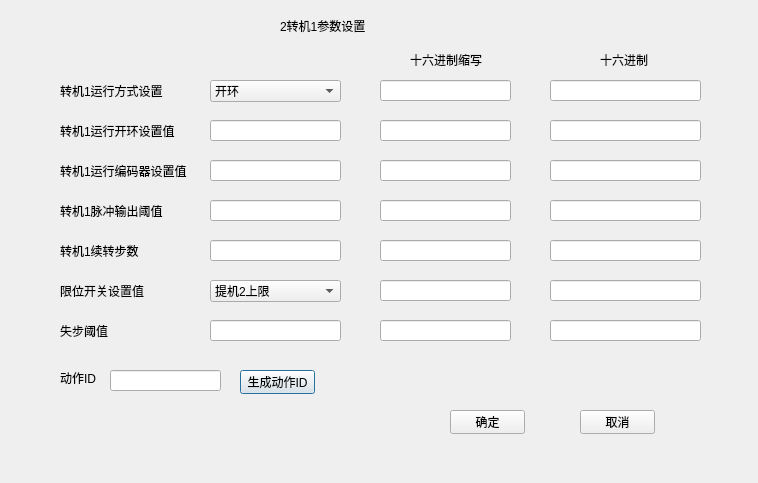
JcypVacant/-experiment-process-config, file ui/transfer1.ui: the form before one commit.
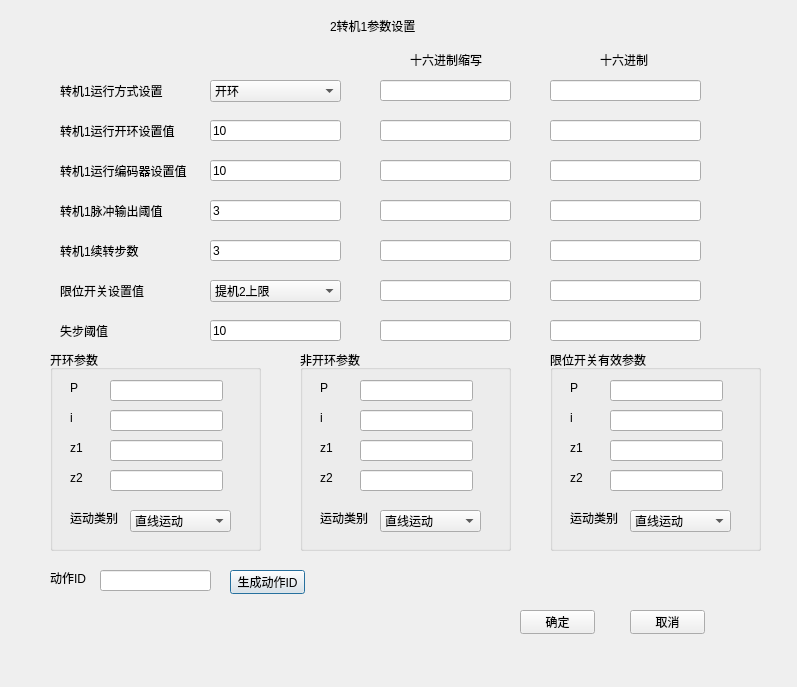
The form after the commit.

Commit message: 完成转机1、样提机2、炉上机3、炉中机4、炉下机5的动作参数配置功能

What changed in the file:
```diff
--- a/ui/transfer1.ui
+++ b/ui/transfer1.ui
@@ -6,8 +6,8 @@
    <rect>
     <x>0</x>
     <y>0</y>
-    <width>758</width>
-    <height>483</height>
+    <width>797</width>
+    <height>687</height>
    </rect>
   </property>
   <property name="windowTitle">
@@ -16,7 +16,7 @@
   <widget class="QLabel" name="label">
    <property name="geometry">
     <rect>
-     <x>280</x>
+     <x>330</x>
      <y>10</y>
      <width>91</width>
      <height>31</height>
@@ -86,6 +86,9 @@
      <height>21</height>
     </rect>
    </property>
+   <property name="text">
+    <string>10</string>
+   </property>
   </widget>
   <widget class="QLabel" name="label_4">
    <property name="geometry">
@@ -109,6 +112,9 @@
      <height>21</height>
     </rect>
    </property>
+   <property name="text">
+    <string>10</string>
+   </property>
   </widget>
   <widget class="QLineEdit" name="lineEdit_3">
    <property name="geometry">
@@ -119,6 +125,9 @@
      <height>21</height>
     </rect>
    </property>
+   <property name="text">
+    <string>3</string>
+   </property>
   </widget>
   <widget class="QLabel" name="label_5">
    <property name="geometry">
@@ -143,7 +152,7 @@
     </rect>
    </property>
    <property name="text">
-    <string/>
+    <string>3</string>
    </property>
   </widget>
   <widget class="QLabel" name="label_6">
@@ -260,7 +269,7 @@
     </rect>
    </property>
    <property name="text">
-    <string/>
+    <string>10</string>
    </property>
   </widget>
   <widget class="QLabel" name="label_9">
@@ -516,8 +525,8 @@
   <widget class="QLabel" name="label_11">
    <property name="geometry">
     <rect>
-     <x>60</x>
-     <y>370</y>
+     <x>50</x>
+     <y>570</y>
      <width>54</width>
      <height>16</height>
     </rect>
@@ -529,8 +538,8 @@
   <widget class="QLineEdit" name="lineEdit_20">
    <property name="geometry">
     <rect>
-     <x>110</x>
-     <y>370</y>
+     <x>100</x>
+     <y>570</y>
      <width>111</width>
      <height>21</height>
     </rect>
@@ -545,8 +554,8 @@
   <widget class="QPushButton" name="pushButton">
    <property name="geometry">
     <rect>
-     <x>240</x>
-     <y>370</y>
+     <x>230</x>
+     <y>570</y>
      <width>75</width>
      <height>24</height>
     </rect>
@@ -558,8 +567,8 @@
   <widget class="QPushButton" name="pushButton_2">
    <property name="geometry">
     <rect>
-     <x>450</x>
-     <y>410</y>
+     <x>520</x>
+     <y>610</y>
      <width>75</width>
      <height>24</height>
     </rect>
@@ -571,8 +580,8 @@
   <widget class="QPushButton" name="pushButton_3">
    <property name="geometry">
     <rect>
-     <x>580</x>
-     <y>410</y>
+     <x>630</x>
+     <y>610</y>
      <width>75</width>
      <height>24</height>
     </rect>
@@ -581,6 +590,456 @@
     <string>取消</string>
    </property>
   </widget>
+  <widget class="QGroupBox" name="groupBox">
+   <property name="geometry">
+    <rect>
+     <x>50</x>
+     <y>350</y>
+     <width>211</width>
+     <height>201</height>
+    </rect>
+   </property>
+   <property name="title">
+    <string>开环参数</string>
+   </property>
+   <widget class="QLabel" name="label_12">
+    <property name="geometry">
+     <rect>
+      <x>20</x>
+      <y>30</y>
+      <width>31</width>
+      <height>16</height>
+     </rect>
+    </property>
+    <property name="text">
+     <string>P</string>
+    </property>
+   </widget>
+   <widget class="QLineEdit" name="pLineEdit_1">
+    <property name="geometry">
+     <rect>
+      <x>60</x>
+      <y>30</y>
+      <width>113</width>
+      <height>21</height>
+     </rect>
+    </property>
+    <property name="readOnly">
+     <bool>true</bool>
+    </property>
+   </widget>
+   <widget class="QLabel" name="label_13">
+    <property name="geometry">
+     <rect>
+      <x>20</x>
+      <y>60</y>
+      <width>31</width>
+      <height>16</height>
+     </rect>
+    </property>
+    <property name="text">
+     <string>i</string>
+    </property>
+   </widget>
+   <widget class="QLineEdit" name="iLineEdit_1">
+    <property name="geometry">
+     <rect>
+      <x>60</x>
+      <y>60</y>
+      <width>113</width>
+      <height>21</height>
+     </rect>
+    </property>
+    <property name="readOnly">
+     <bool>true</bool>
+    </property>
+   </widget>
+   <widget class="QLabel" name="label_14">
+    <property name="geometry">
+     <rect>
+      <x>20</x>
+      <y>90</y>
+      <width>31</width>
+      <height>16</height>
+     </rect>
+    </property>
+    <property name="text">
+     <string>z1</string>
+    </property>
+   </widget>
+   <widget class="QLineEdit" name="z1LineEdit_1">
+    <property name="geometry">
+     <rect>
+      <x>60</x>
+      <y>90</y>
+      <width>113</width>
+      <height>21</height>
+     </rect>
+    </property>
+    <property name="readOnly">
+     <bool>true</bool>
+    </property>
+   </widget>
+   <widget class="QLabel" name="label_15">
+    <property name="geometry">
+     <rect>
+      <x>20</x>
+      <y>120</y>
+      <width>31</width>
+      <height>16</height>
+     </rect>
+    </property>
+    <property name="text">
+     <string>z2</string>
+    </property>
+   </widget>
+   <widget class="QLineEdit" name="z2LineEdit_1">
+    <property name="geometry">
+     <rect>
+      <x>60</x>
+      <y>120</y>
+      <width>113</width>
+      <height>21</height>
+     </rect>
+    </property>
+    <property name="readOnly">
+     <bool>true</bool>
+    </property>
+   </widget>
+   <widget class="QLabel" name="label_16">
+    <property name="geometry">
+     <rect>
+      <x>20</x>
+      <y>160</y>
+      <width>51</width>
+      <height>16</height>
+     </rect>
+    </property>
+    <property name="text">
+     <string>运动类别</string>
+    </property>
+   </widget>
+   <widget class="QComboBox" name="typeComboBox_1">
+    <property name="geometry">
+     <rect>
+      <x>80</x>
+      <y>160</y>
+      <width>101</width>
+      <height>22</height>
+     </rect>
+    </property>
+    <item>
+     <property name="text">
+      <string>直线运动</string>
+     </property>
+    </item>
+    <item>
+     <property name="text">
+      <string>圆周运动</string>
+     </property>
+    </item>
+   </widget>
+  </widget>
+  <widget class="QGroupBox" name="groupBox_2">
+   <property name="geometry">
+    <rect>
+     <x>300</x>
+     <y>350</y>
+     <width>211</width>
+     <height>201</height>
+    </rect>
+   </property>
+   <property name="title">
+    <string>非开环参数</string>
+   </property>
+   <widget class="QLabel" name="label_17">
+    <property name="geometry">
+     <rect>
+      <x>20</x>
+      <y>30</y>
+      <width>31</width>
+      <height>16</height>
+     </rect>
+    </property>
+    <property name="text">
+     <string>P</string>
+    </property>
+   </widget>
+   <widget class="QLineEdit" name="pLineEdit_2">
+    <property name="geometry">
+     <rect>
+      <x>60</x>
+      <y>30</y>
+      <width>113</width>
+      <height>21</height>
+     </rect>
+    </property>
+    <property name="readOnly">
+     <bool>true</bool>
+    </property>
+   </widget>
+   <widget class="QLabel" name="label_18">
+    <property name="geometry">
+     <rect>
+      <x>20</x>
+      <y>60</y>
+      <width>31</width>
+      <height>16</height>
+     </rect>
+    </property>
+    <property name="text">
+     <string>i</string>
+    </property>
+   </widget>
+   <widget class="QLineEdit" name="iLineEdit_2">
+    <property name="geometry">
+     <rect>
+      <x>60</x>
+      <y>60</y>
+      <width>113</width>
+      <height>21</height>
+     </rect>
+    </property>
+    <property name="readOnly">
+     <bool>true</bool>
+    </property>
+   </widget>
+   <widget class="QLabel" name="label_19">
+    <property name="geometry">
+     <rect>
+      <x>20</x>
+      <y>90</y>
+      <width>31</width>
+      <height>16</height>
+     </rect>
+    </property>
+    <property name="text">
+     <string>z1</string>
+    </property>
+   </widget>
+   <widget class="QLineEdit" name="z1LineEdit_2">
+    <property name="geometry">
+     <rect>
+      <x>60</x>
+      <y>90</y>
+      <width>113</width>
+      <height>21</height>
+     </rect>
+    </property>
+    <property name="readOnly">
+     <bool>true</bool>
+    </property>
+   </widget>
+   <widget class="QLabel" name="label_20">
+    <property name="geometry">
+     <rect>
+      <x>20</x>
+      <y>120</y>
+      <width>31</width>
+      <height>16</height>
+     </rect>
+    </property>
+    <property name="text">
+     <string>z2</string>
+    </property>
+   </widget>
+   <widget class="QLineEdit" name="z2LineEdit_2">
+    <property name="geometry">
+     <rect>
+      <x>60</x>
+      <y>120</y>
+      <width>113</width>
+      <height>21</height>
+     </rect>
+    </property>
+    <property name="readOnly">
+     <bool>true</bool>
+    </property>
+   </widget>
+   <widget class="QLabel" name="label_21">
+    <property name="geometry">
+     <rect>
+      <x>20</x>
+      <y>160</y>
+      <width>51</width>
+      <height>16</height>
+     </rect>
+    </property>
+    <property name="text">
+     <string>运动类别</string>
+    </property>
+   </widget>
+   <widget class="QComboBox" name="typeComboBox_2">
+    <property name="geometry">
+     <rect>
+      <x>80</x>
+      <y>160</y>
+      <width>101</width>
+      <height>22</height>
+     </rect>
+    </property>
+    <item>
+     <property name="text">
+      <string>直线运动</string>
+     </property>
+    </item>
+    <item>
+     <property name="text">
+      <string>圆周运动</string>
+     </property>
+    </item>
+   </widget>
+  </widget>
+  <widget class="QGroupBox" name="groupBox_3">
+   <property name="geometry">
+    <rect>
+     <x>550</x>
+     <y>350</y>
+     <width>211</width>
+     <height>201</height>
+    </rect>
+   </property>
+   <property name="title">
+    <string>限位开关有效参数</string>
+   </property>
+   <widget class="QLabel" name="label_22">
+    <property name="geometry">
+     <rect>
+      <x>20</x>
+      <y>30</y>
+      <width>31</width>
+      <height>16</height>
+     </rect>
+    </property>
+    <property name="text">
+     <string>P</string>
+    </property>
+   </widget>
+   <widget class="QLineEdit" name="pLineEdit_3">
+    <property name="geometry">
+     <rect>
+      <x>60</x>
+      <y>30</y>
+      <width>113</width>
+      <height>21</height>
+     </rect>
+    </property>
+    <property name="readOnly">
+     <bool>true</bool>
+    </property>
+   </widget>
+   <widget class="QLabel" name="label_23">
+    <property name="geometry">
+     <rect>
+      <x>20</x>
+      <y>60</y>
+      <width>31</width>
+      <height>16</height>
+     </rect>
+    </property>
+    <property name="text">
+     <string>i</string>
+    </property>
+   </widget>
+   <widget class="QLineEdit" name="iLineEdit_3">
+    <property name="geometry">
+     <rect>
+      <x>60</x>
+      <y>60</y>
+      <width>113</width>
+      <height>21</height>
+     </rect>
+    </property>
+    <property name="readOnly">
+     <bool>true</bool>
+    </property>
+   </widget>
+   <widget class="QLabel" name="label_24">
+    <property name="geometry">
+     <rect>
+      <x>20</x>
+      <y>90</y>
+      <width>31</width>
+      <height>16</height>
+     </rect>
+    </property>
+    <property name="text">
+     <string>z1</string>
+    </property>
+   </widget>
+   <widget class="QLineEdit" name="z1LineEdit_3">
+    <property name="geometry">
+     <rect>
+      <x>60</x>
+      <y>90</y>
+      <width>113</width>
+      <height>21</height>
+     </rect>
+    </property>
+    <property name="readOnly">
+     <bool>true</bool>
+    </property>
+   </widget>
+   <widget class="QLabel" name="label_25">
+    <property name="geometry">
+     <rect>
+      <x>20</x>
+      <y>120</y>
+      <width>31</width>
+      <height>16</height>
+     </rect>
+    </property>
+    <property name="text">
+     <string>z2</string>
+    </property>
+   </widget>
+   <widget class="QLineEdit" name="z2LineEdit_3">
+    <property name="geometry">
+     <rect>
+      <x>60</x>
+      <y>120</y>
+      <width>113</width>
+      <height>21</height>
+     </rect>
+    </property>
+    <property name="readOnly">
+     <bool>true</bool>
+    </property>
+   </widget>
+   <widget class="QLabel" name="label_26">
+    <property name="geometry">
+     <rect>
+      <x>20</x>
+      <y>160</y>
+      <width>51</width>
+      <height>16</height>
+     </rect>
+    </property>
+    <property name="text">
+     <string>运动类别</string>
+    </property>
+   </widget>
+   <widget class="QComboBox" name="typeComboBox_3">
+    <property name="geometry">
+     <rect>
+      <x>80</x>
+      <y>160</y>
+      <width>101</width>
+      <height>22</height>
+     </rect>
+    </property>
+    <item>
+     <property name="text">
+      <string>直线运动</string>
+     </property>
+    </item>
+    <item>
+     <property name="text">
+      <string>圆周运动</string>
+     </property>
+    </item>
+   </widget>
+  </widget>
  </widget>
  <resources/>
  <connections/>
```
Left out of the diff: 50 changed lines with no effect on the pictures. The commit also changes 27 other files.
